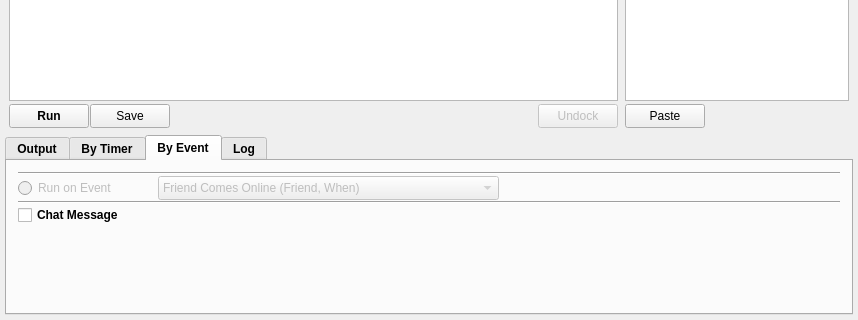
The window that gui/Lua4RSWidget.ui (RetroShare/Lua4RS) describes before a commit, drawn with Qt 5; both pictures show x 0 to 858 and y 501 to 821 of the 858 by 821 pixel window.
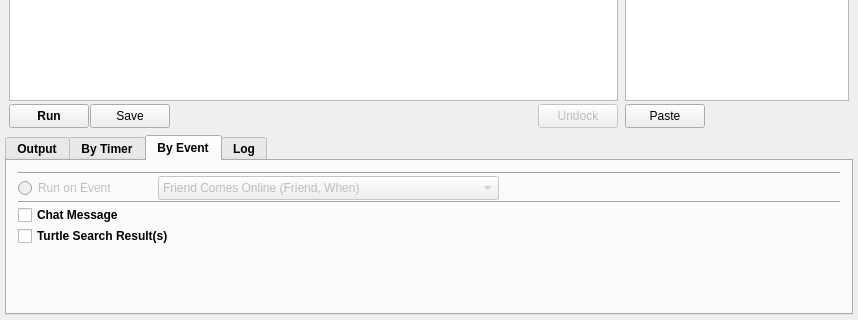
The same window after the commit. The open tabs and pages were chosen to show the change. Icons and pictures are not drawn. Custom widgets are drawn as their Qt base class.

The edit to the form file:
```diff
--- a/gui/Lua4RSWidget.ui
+++ b/gui/Lua4RSWidget.ui
@@ -1987,7 +1987,7 @@
             </attribute>
             <layout class="QVBoxLayout" name="verticalLayout_15">
              <item>
-              <layout class="QVBoxLayout" name="verticalLayout_16" stretch="0,0,0,0,0">
+              <layout class="QVBoxLayout" name="verticalLayout_16" stretch="0,0,0,0,0,0">
                <property name="spacing">
                 <number>1</number>
                </property>
@@ -2149,6 +2149,13 @@
                  </property>
                 </widget>
                </item>
+               <item>
+                <widget class="QCheckBox" name="cb_turtleSearchResult">
+                 <property name="text">
+                  <string>Turtle Search Result(s)</string>
+                 </property>
+                </widget>
+               </item>
                <item>
                 <spacer name="verticalSpacer">
                  <property name="orientation">
```
